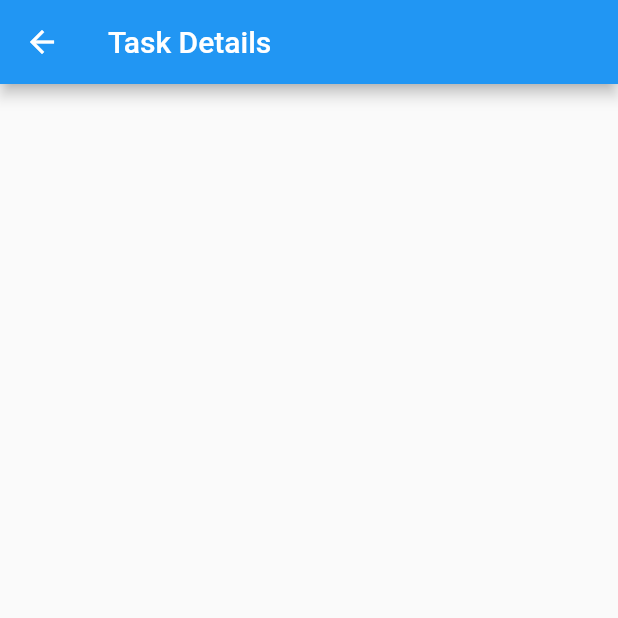
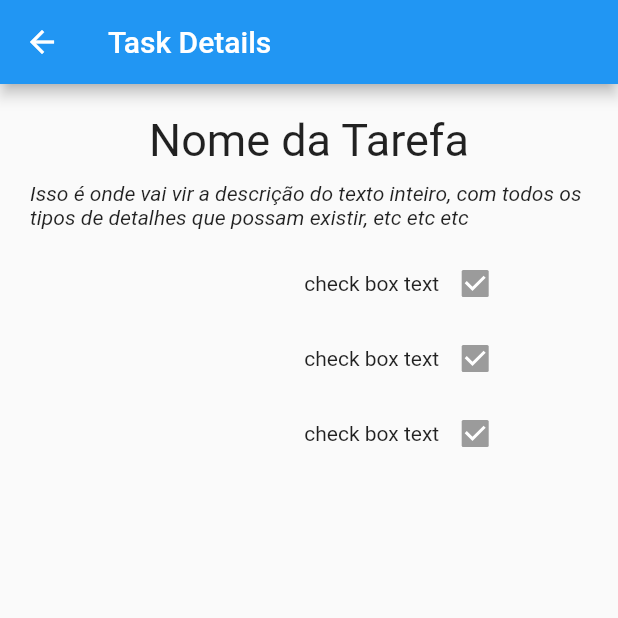
Before and after one commit to kiraitami/task-manager, a Flutter app: the TaskDetails screen opened directly, on a phone screen of 412 x 824 dp, the top half of it. Run offline on Flutter 3.47's test engine with Material 2 defaults, Android fonts, the phone set to English and light mode, and no system bars; our stand-ins replace cloud_firestore, firebase_auth; missing offline and left inert: dart:ffi; accounts and stored records are empty.

```diff
--- a/lib/screens/login_screen.dart
+++ b/lib/screens/login_screen.dart
@@ -113,7 +113,6 @@ class _LoginScreenState extends State<LoginScreen> {
                   )
               ),
             )
-
           ],
         ),
       )
--- a/lib/screens/task_details_screen.dart
+++ b/lib/screens/task_details_screen.dart
@@ -1,4 +1,6 @@
+import 'package:flutter/cupertino.dart';
 import 'package:flutter/material.dart';
+import 'package:flutter/painting.dart';
 
 class TaskDetails extends StatefulWidget {
    @override
@@ -15,9 +17,53 @@ class TaskDetails extends StatefulWidget {
       body: SingleChildScrollView(
         child: Column(
           children: <Widget>[
-            FractionallySizedBox(widthFactor: 90,
-            child: Text("Nome Tarefa haha"),)
-
+            FractionallySizedBox(widthFactor: 1,
+              child: Padding(
+                  padding: EdgeInsets.only(left: 20, right: 20, top: 20),
+                  child: Text('Nome da Tarefa', style: TextStyle(fontSize: 30), textAlign: TextAlign.center,)
+              )
+            ),
+            FractionallySizedBox(widthFactor: 1,
+            child: Padding(
+              padding:  EdgeInsets.only(left: 20, right: 20, top: 10, bottom: 10),
+              child: Text ('Isso é onde vai vir a descrição do texto inteiro, com todos os tipos de detalhes que possam existir, etc etc etc', style: TextStyle(fontStyle: FontStyle.italic)),
+            ),),
+            FractionallySizedBox(widthFactor: 0.8,
+              child: Padding(
+                padding: EdgeInsets.only(top:2, right: 30),
+                child: Row(
+                  mainAxisAlignment: MainAxisAlignment.end,
+                  children: <Widget>[
+                    Text('check box text', textAlign: TextAlign.left,),
+                    Checkbox(activeColor: Colors.grey, value: true )
+                  ],
+                ),
+              )
+            ),
+            FractionallySizedBox(widthFactor: 0.8,
+                child: Padding(
+                  padding: EdgeInsets.only(top:2, right: 30),
+                  child: Row(
+                    mainAxisAlignment: MainAxisAlignment.end,
+                    children: <Widget>[
+                      Text('check box text', textAlign: TextAlign.left,),
+                      Checkbox(activeColor: Colors.grey, value: true )
+                    ],
+                  ),
+                )
+            ),
+            FractionallySizedBox(widthFactor: 0.8,
+                child: Padding(
+                  padding: EdgeInsets.only(top:2, right: 30),
+                  child: Row(
+                    mainAxisAlignment: MainAxisAlignment.end,
+                    children: <Widget>[
+                      Text('check box text', textAlign: TextAlign.left,),
+                      Checkbox(activeColor: Colors.grey, value: true )
+                    ],
+                  ),
+                )
+            ),
           ],
 
         ),
```
